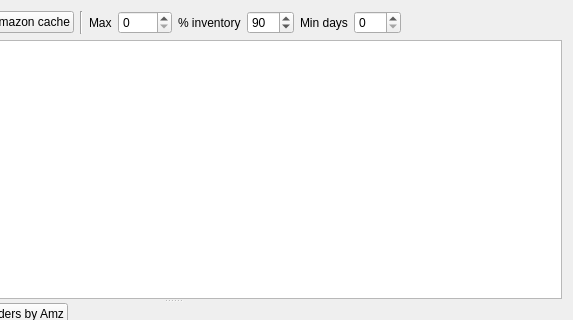
Before: the Qt Designer form AmazonTemplate3/gui/panes/PaneMarketplaces.ui in icingerpower/AmazonTemplate3, drawn with Qt 5; both pictures show x 227 to 800 and y 0 to 320 of the 800 by 600 pixel window.
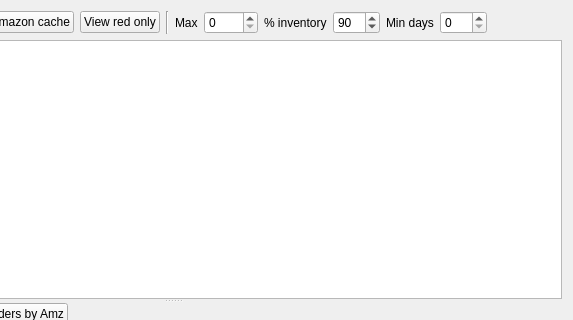
After: the same form once the commit is applied.

Commit message: Add View red only filter, column tooltips, and SKU hover product names in PaneMarketplaces

The edit to the form file:
```diff
--- a/AmazonTemplate3/gui/panes/PaneMarketplaces.ui
+++ b/AmazonTemplate3/gui/panes/PaneMarketplaces.ui
@@ -44,6 +44,19 @@
            </property>
           </widget>
          </item>
+         <item>
+          <widget class="QPushButton" name="buttonViewRedOnly">
+           <property name="toolTip">
+            <string>Display only rows with red cells and only store/language columns that have at least one red in quantity to update</string>
+           </property>
+           <property name="text">
+            <string>View red only</string>
+           </property>
+           <property name="checkable">
+            <bool>true</bool>
+           </property>
+          </widget>
+         </item>
          <item>
           <widget class="Line" name="line">
            <property name="orientation">
```
The commit also changes 16 other files.
